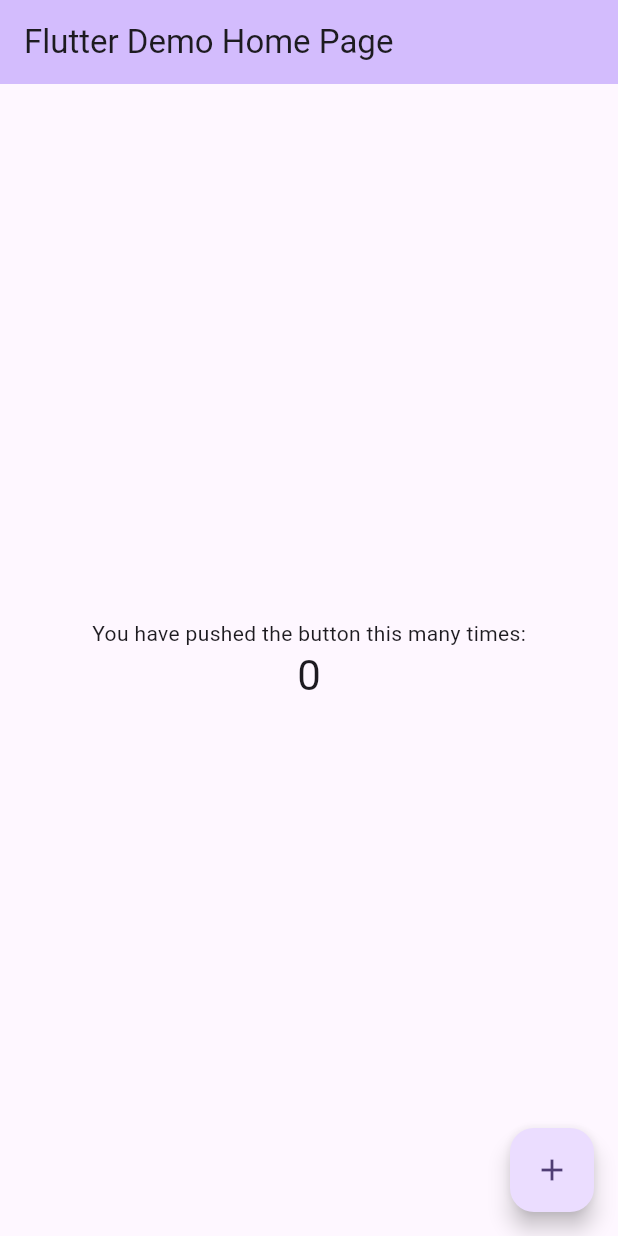
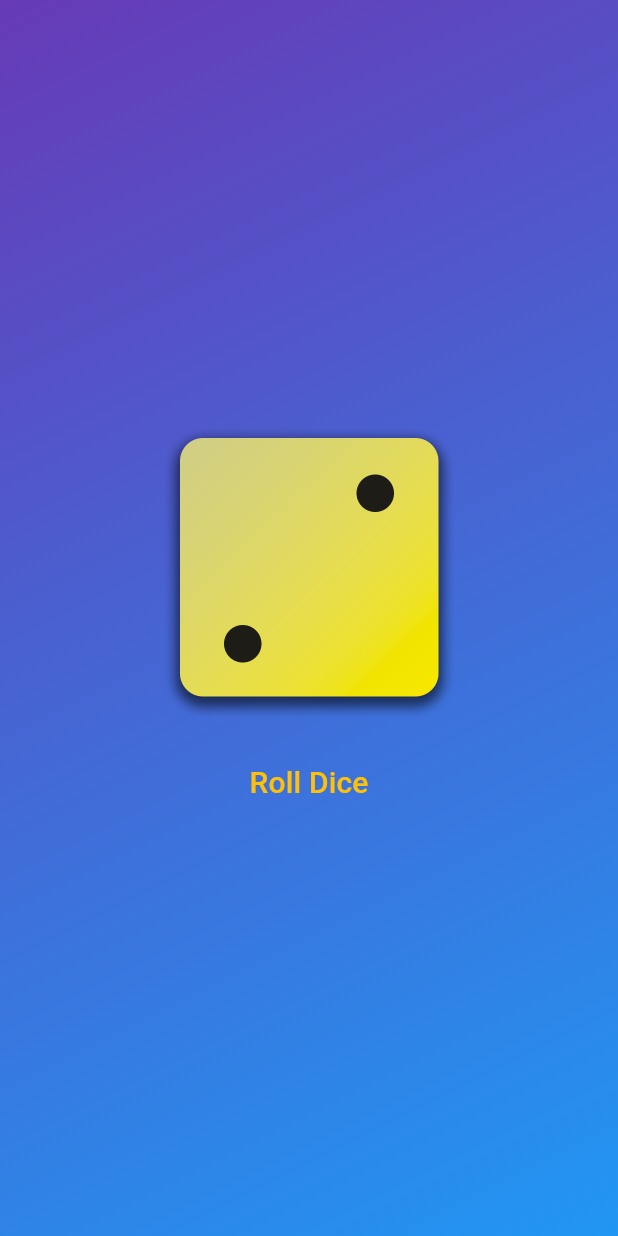
Before and after one commit to rajputsajal0206/roll_dice_app, a Flutter app: the screen it shows after launch, on a phone screen of 412 x 824 dp. Run offline on Flutter 3.47's test engine with Material 3 defaults, Android fonts, the phone set to English and light mode, and no system bars.

Commit message:
Roll Dice App Done

```diff
--- /dev/null
+++ b/lib/dice_roller.dart
@@ -0,0 +1,46 @@
+import 'package:flutter/material.dart';
+import 'dart:math';
+
+class DiceRoller extends StatefulWidget {
+  const DiceRoller({super.key});
+
+  @override
+  State<DiceRoller> createState() => _DiceRollerState();
+}
+
+class _DiceRollerState extends State<DiceRoller> {
+
+  //var data type insures that value of currentDiceValue can be changed at any
+  //moment in the code
+  var currentDiceValue = 2;
+
+  void rollDice() {
+    setState(() {
+      //Random().nextInt(a) --> will generate any random value between 0 and a
+      currentDiceValue = Random().nextInt(5) + 1;
+    });
+  }
+
+  @override
+  Widget build(BuildContext context) {
+    return Column(
+      mainAxisSize: MainAxisSize.min,
+      children: [
+        //Image.asset(PATH) --> Here PATH must be added in pubspec.yaml file
+        Image.asset(
+          'assets/images/dice-$currentDiceValue.png',
+          width: 200.0,
+        ),
+        const SizedBox(
+          height: 20.0,
+        ),
+        TextButton(
+          onPressed: rollDice,
+          child: const Text('Roll Dice',
+            style: TextStyle(fontSize: 20.0,color: Colors.amber),
+          ),
+        )
+      ],
+    );
+  }
+}
--- a/lib/main.dart
+++ b/lib/main.dart
@@ -1,125 +1,31 @@
 import 'package:flutter/material.dart';
+import 'dice_roller.dart';
 
 void main() {
-  runApp(const MyApp());
+  runApp(const RollDiceApp());
 }
 
-class MyApp extends StatelessWidget {
-  const MyApp({super.key});
+class RollDiceApp extends StatelessWidget {
+  const RollDiceApp({super.key});
 
-  // This widget is the root of your application.
   @override
   Widget build(BuildContext context) {
     return MaterialApp(
-      title: 'Flutter Demo',
-      theme: ThemeData(
-        // This is the theme of your application.
-        //
-        // TRY THIS: Try running your application with "flutter run". You'll see
-        // the application has a purple toolbar. Then, without quitting the app,
-        // try changing the seedColor in the colorScheme below to Colors.green
-        // and then invoke "hot reload" (save your changes or press the "hot
-        // reload" button in a Flutter-supported IDE, or press "r" if you used
-        // the command line to start the app).
-        //
-        // Notice that the counter didn't reset back to zero; the application
-        // state is not lost during the reload. To reset the state, use hot
-        // restart instead.
-        //
-        // This works for code too, not just values: Most code changes can be
-        // tested with just a hot reload.
-        colorScheme: ColorScheme.fromSeed(seedColor: Colors.deepPurple),
-        useMaterial3: true,
-      ),
-      home: const MyHomePage(title: 'Flutter Demo Home Page'),
+      title: 'Roll Dice App',
+      home: Scaffold(body: Container(
+        decoration: const BoxDecoration(
+          gradient: LinearGradient(colors: [
+            Colors.deepPurple,
+            Colors.blue,
+          ],
+            begin: Alignment.topLeft,
+            end: Alignment.bottomRight,
+          )
+        ),
+        child: const Center(
+          child: DiceRoller(),
+        ),
+      ),),
     );
   }
 }
-
-class MyHomePage extends StatefulWidget {
-  const MyHomePage({super.key, required this.title});
-
-  // This widget is the home page of your application. It is stateful, meaning
-  // that it has a State object (defined below) that contains fields that affect
-  // how it looks.
-
-  // This class is the configuration for the state. It holds the values (in this
-  // case the title) provided by the parent (in this case the App widget) and
-  // used by the build method of the State. Fields in a Widget subclass are
-  // always marked "final".
-
-  final String title;
-
-  @override
-  State<MyHomePage> createState() => _MyHomePageState();
-}
-
-class _MyHomePageState extends State<MyHomePage> {
-  int _counter = 0;
-
-  void _incrementCounter() {
-    setState(() {
-      // This call to setState tells the Flutter framework that something has
-      // changed in this State, which causes it to rerun the build method below
-      // so that the display can reflect the updated values. If we changed
-      // _counter without calling setState(), then the build method would not be
-      // called again, and so nothing would appear to happen.
-      _counter++;
-    });
-  }
-
-  @override
-  Widget build(BuildContext context) {
-    // This method is rerun every time setState is called, for instance as done
-    // by the _incrementCounter method above.
-    //
-    // The Flutter framework has been optimized to make rerunning build methods
-    // fast, so that you can just rebuild anything that needs updating rather
-    // than having to individually change instances of widgets.
-    return Scaffold(
-      appBar: AppBar(
-        // TRY THIS: Try changing the color here to a specific color (to
-        // Colors.amber, perhaps?) and trigger a hot reload to see the AppBar
-        // change color while the other colors stay the same.
-        backgroundColor: Theme.of(context).colorScheme.inversePrimary,
-        // Here we take the value from the MyHomePage object that was created by
-        // the App.build method, and use it to set our appbar title.
-        title: Text(widget.title),
-      ),
-      body: Center(
-        // Center is a layout widget. It takes a single child and positions it
-        // in the middle of the parent.
-        child: Column(
-          // Column is also a layout widget. It takes a list of children and
-          // arranges them vertically. By default, it sizes itself to fit its
-          // children horizontally, and tries to be as tall as its parent.
-          //
-          // Column has various properties to control how it sizes itself and
-          // how it positions its children. Here we use mainAxisAlignment to
-          // center the children vertically; the main axis here is the vertical
-          // axis because Columns are vertical (the cross axis would be
-          // horizontal).
-          //
-          // TRY THIS: Invoke "debug painting" (choose the "Toggle Debug Paint"
-          // action in the IDE, or press "p" in the console), to see the
-          // wireframe for each widget.
-          mainAxisAlignment: MainAxisAlignment.center,
-          children: <Widget>[
-            const Text(
-              'You have pushed the button this many times:',
-            ),
-            Text(
-              '$_counter',
-              style: Theme.of(context).textTheme.headlineMedium,
-            ),
-          ],
-        ),
-      ),
-      floatingActionButton: FloatingActionButton(
-        onPressed: _incrementCounter,
-        tooltip: 'Increment',
-        child: const Icon(Icons.add),
-      ), // This trailing comma makes auto-formatting nicer for build methods.
-    );
-  }
-}
```
Also changed, not shown: pubspec.yaml (+7 -3 lines), assets/images/dice-1.png (added), assets/images/dice-2.png (added), assets/images/dice-3.png (added), assets/images/dice-4.png (added), assets/images/dice-5.png (added), assets/images/dice-6.png (added), 1 other file.
